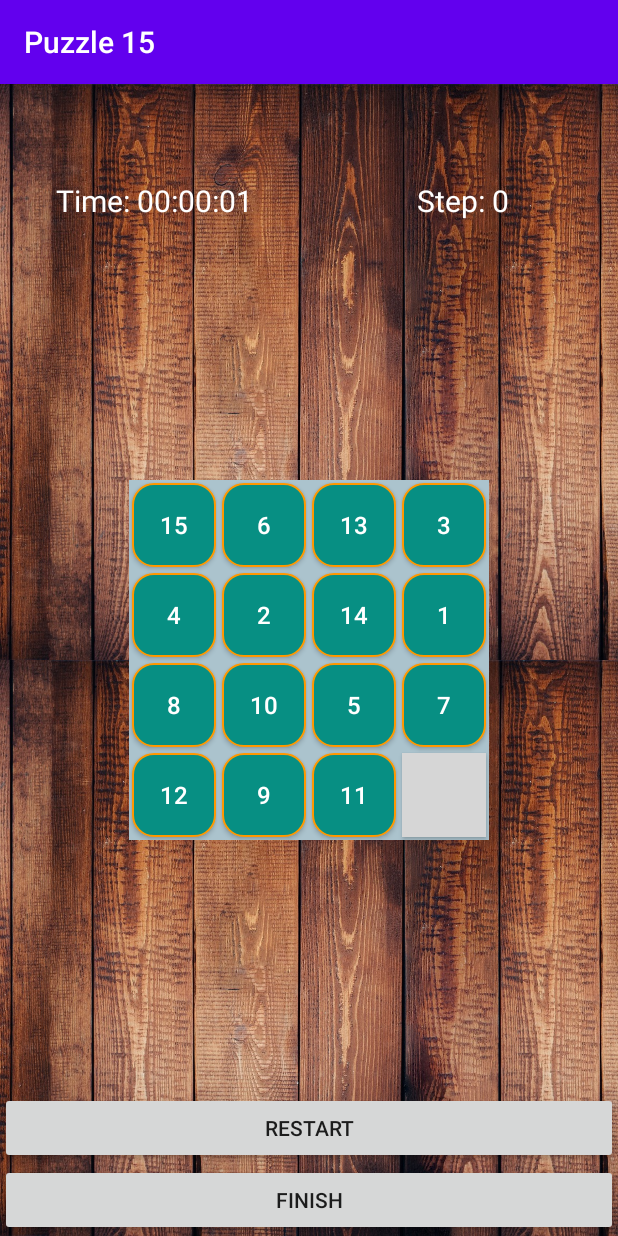
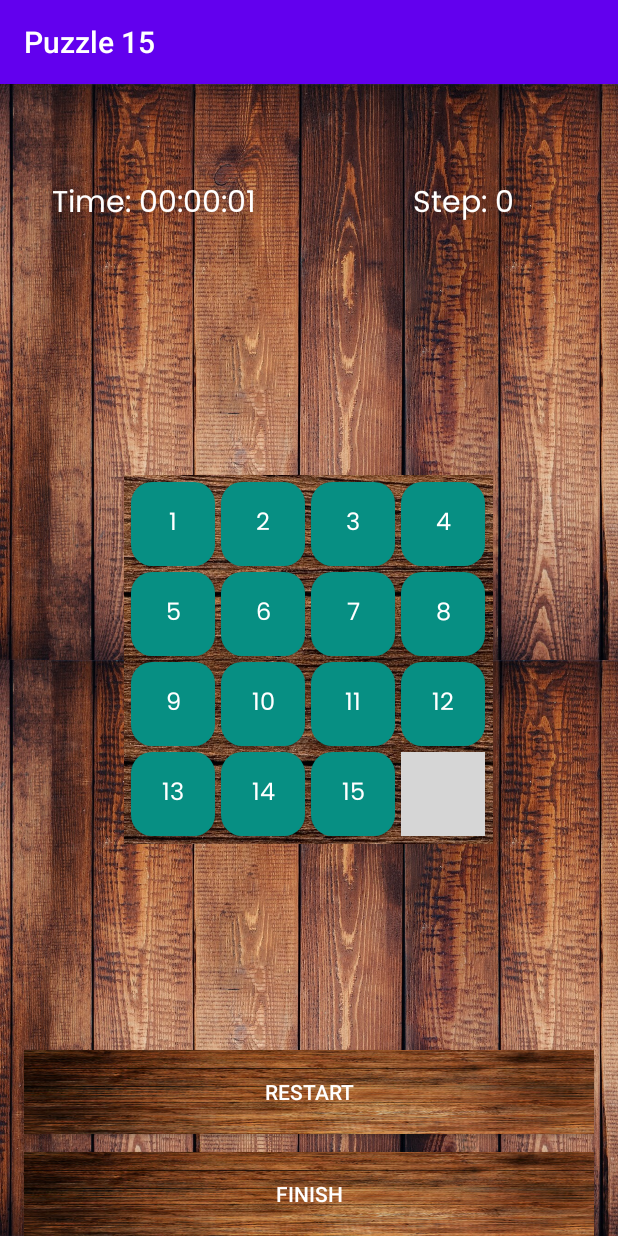
Before and after one commit to AbbosMamadaliyev/android_lesson_1, an Android app: the MainActivity screen opened directly, with no data from a screen before it, on a phone screen of 412 x 824 dp. Run offline under Robolectric (Android 15) with nearby library versions, the phone set to English and light mode, and no system bars; grey boxes are pictures that could not be loaded.

Commit message:
puzzle 15 game

```diff
--- a/app/src/main/AndroidManifest.xml
+++ b/app/src/main/AndroidManifest.xml
@@ -15,6 +15,7 @@
         tools:targetApi="31">
         <activity
             android:name=".ResultActivity"
+            android:label="@string/result_page"
             android:exported="false" />
         <activity
             android:name=".StartActivity"
--- a/app/src/main/java/com/example/android_lesson_1/MainActivity.java
+++ b/app/src/main/java/com/example/android_lesson_1/MainActivity.java
@@ -2,9 +2,11 @@ package com.example.android_lesson_1;
 
 import androidx.appcompat.app.AlertDialog;
 import androidx.appcompat.app.AppCompatActivity;
+import androidx.core.content.res.ResourcesCompat;
 
 import android.content.DialogInterface;
 import android.content.Intent;
+import android.graphics.Typeface;
 import android.os.Bundle;
 import android.view.View;
 import android.widget.Button;
@@ -94,6 +96,7 @@ public class MainActivity extends AppCompatActivity {
         for (int i = 0; i < 15; i++) {
             Button button = mButtons[i / 4][i % 4];
             button.setText(String.valueOf(numbers.get(i)));
+            button.setTypeface(ResourcesCompat.getFont(this, R.font.poppins_regular));
 
             button.setBackgroundResource(R.drawable.fill_button);
         }
@@ -115,6 +118,7 @@ public class MainActivity extends AppCompatActivity {
         30 31 32 33;      */
         for (int i = 0; i < 16; i++) {
             mButtons[i / 4][i % 4] = (Button) buttonGroup.getChildAt(i);
+
         }
     }
 
@@ -126,7 +130,7 @@ public class MainActivity extends AppCompatActivity {
             numbers.add(i);
         }
 
-        Collections.shuffle(numbers);
+//        Collections.shuffle(numbers);
     }
 
     public void buttonClick(View view) {
@@ -165,6 +169,7 @@ public class MainActivity extends AppCompatActivity {
 
     private void stepCount() {
         stepView.setText(String.valueOf(step));
+        stepView.setTypeface(ResourcesCompat.getFont(this, R.font.poppins_regular));
     }
 
     private void timeCount(int time) {
--- a/app/src/main/java/com/example/android_lesson_1/ResultActivity.java
+++ b/app/src/main/java/com/example/android_lesson_1/ResultActivity.java
@@ -7,6 +7,8 @@ import android.os.Bundle;
 import android.view.View;
 import android.widget.Button;
 import android.widget.TextView;
+
+import java.util.Objects;
 
 public class ResultActivity extends AppCompatActivity {
 
--- a/app/src/main/res/drawable/fill_button.xml
+++ b/app/src/main/res/drawable/fill_button.xml
@@ -2,6 +2,6 @@
 <shape xmlns:android="http://schemas.android.com/apk/res/android">
     <corners android:radius="14dp"/>
     <solid android:color="#078F83"/>
-    <stroke android:width="1dp" android:color="#FF9800"/>
+<!--    <stroke android:width="1dp" android:color="#FF9800"/>-->
 
 </shape>
--- /dev/null
+++ b/app/src/main/res/drawable/start_page_btn.xml
@@ -0,0 +1,6 @@
+<?xml version="1.0" encoding="utf-8"?>
+<shape xmlns:android="http://schemas.android.com/apk/res/android"
+    android:shape="ring">
+    <corners android:radius="20dp"  />
+
+</shape>
--- a/app/src/main/res/layout/puzzle15_example.xml
+++ b/app/src/main/res/layout/puzzle15_example.xml
@@ -7,22 +7,23 @@
 
 
     <LinearLayout
-        android:orientation="vertical"
         android:layout_width="match_parent"
-        android:layout_height="match_parent">
+        android:layout_height="match_parent"
+        android:orientation="vertical">
 
         <ImageView
             android:layout_width="match_parent"
-            android:src="@drawable/backgr"
+            android:layout_height="0dp"
             android:layout_weight="1"
             android:scaleType="centerCrop"
-            android:layout_height="0dp"/>
+            android:src="@drawable/backgr" />
+
         <ImageView
             android:layout_width="match_parent"
-            android:src="@drawable/backgr"
+            android:layout_height="0dp"
             android:layout_weight="1"
             android:scaleType="centerCrop"
-            android:layout_height="0dp"/>
+            android:src="@drawable/backgr" />
 
     </LinearLayout>
 
@@ -36,22 +37,24 @@
 
         <LinearLayout
             android:layout_width="0dp"
-            android:gravity="center"
             android:layout_height="wrap_content"
-            android:layout_weight="1">
+            android:layout_weight="1"
+            android:gravity="center">
 
             <TextView
                 android:layout_width="wrap_content"
                 android:layout_height="wrap_content"
                 android:text="Time: "
+                android:fontFamily="@font/poppins_regular"
                 android:textColor="#fff"
                 android:textSize="20sp" />
 
             <TextView
+                android:id="@+id/time_view"
+                android:fontFamily="@font/poppins_regular"
+                android:layout_width="wrap_content"
+                android:layout_height="wrap_content"
                 android:textColor="#fff"
-                android:layout_width="wrap_content"
-                android:id="@+id/time_view"
-                android:layout_height="wrap_content"
                 android:textSize="20sp"
                 tools:text="0" />
         </LinearLayout>
@@ -59,20 +62,21 @@
         <LinearLayout
             android:layout_width="0dp"
             android:layout_height="wrap_content"
-            android:gravity="center"
-            android:layout_weight="1">
+            android:layout_weight="1"
+            android:gravity="center">
 
             <TextView
                 android:layout_width="wrap_content"
                 android:layout_height="wrap_content"
+                android:fontFamily="@font/poppins_regular"
                 android:text="Step: "
                 android:textColor="#fff"
                 android:textSize="20sp" />
 
             <TextView
+                android:id="@+id/step_view"
                 android:layout_width="wrap_content"
                 android:layout_height="wrap_content"
-                android:id="@+id/step_view"
                 android:textColor="#fff"
                 android:textSize="20sp"
                 tools:text="0" />
@@ -82,15 +86,17 @@
 
     <RelativeLayout
         android:id="@+id/btn_group"
-        android:layout_width="wrap_content"
-        android:layout_height="wrap_content"
+        android:layout_width="246dp"
+        android:layout_height="246dp"
         android:layout_gravity="center"
-        android:background="#ABC3CD">
+        android:background="@drawable/game_pad_back"
+        android:gravity="center">
 
         <Button
             android:id="@+id/p1"
             android:layout_width="56dp"
             android:layout_height="56dp"
+            android:gravity="center"
             android:layout_alignParentStart="true"
             android:layout_alignParentTop="true"
             android:layout_margin="2dp"
@@ -105,6 +111,7 @@
             android:id="@+id/p2"
             android:layout_width="56dp"
             android:layout_height="56dp"
+            android:gravity="center"
             android:layout_alignParentTop="true"
             android:layout_margin="2dp"
             android:layout_toEndOf="@id/p1"
@@ -121,6 +128,7 @@
             android:layout_height="56dp"
             android:layout_alignParentTop="true"
             android:layout_margin="2dp"
+            android:gravity="center"
             android:layout_toEndOf="@id/p2"
             android:background="@drawable/fill_button"
             android:onClick="buttonClick"
@@ -137,6 +145,7 @@
             android:layout_margin="2dp"
             android:layout_toEndOf="@id/p3"
             android:background="@drawable/fill_button"
+            android:gravity="center"
             android:onClick="buttonClick"
             android:tag="0:3"
             android:textColor="#fff"
@@ -149,6 +158,7 @@
             android:layout_height="56dp"
             android:layout_below="@id/p1"
             android:layout_alignParentStart="true"
+            android:gravity="center"
             android:layout_margin="2dp"
             android:background="@drawable/fill_button"
             android:onClick="buttonClick"
@@ -162,6 +172,7 @@
             android:layout_width="56dp"
             android:layout_height="56dp"
             android:layout_below="@id/p2"
+            android:gravity="center"
             android:layout_margin="2dp"
             android:layout_toEndOf="@id/p5"
             android:background="@drawable/fill_button"
@@ -177,6 +188,7 @@
             android:layout_height="56dp"
             android:layout_below="@id/p3"
             android:layout_margin="2dp"
+            android:gravity="center"
             android:layout_toEndOf="@id/p6"
             android:background="@drawable/fill_button"
             android:onClick="buttonClick"
@@ -192,6 +204,7 @@
             android:layout_below="@id/p4"
             android:layout_margin="2dp"
             android:layout_toEndOf="@id/p7"
+            android:gravity="center"
             android:background="@drawable/fill_button"
             android:onClick="buttonClick"
             android:tag="1:3"
@@ -209,6 +222,7 @@
             android:background="@drawable/fill_button"
             android:onClick="buttonClick"
             android:tag="2:0"
+            android:gravity="center"
             android:textColor="#fff"
             android:textSize="16sp"
             tools:text="9" />
@@ -222,6 +236,7 @@
             android:layout_toEndOf="@id/p9"
             android:background="@drawable/fill_button"
             android:onClick="buttonClick"
+            android:gravity="center"
             android:tag="2:1"
             android:textColor="#fff"
             android:textSize="16sp"
@@ -231,6 +246,7 @@
             android:id="@+id/p11"
             android:layout_width="56dp"
             android:layout_height="56dp"
+            android:gravity="center"
             android:layout_below="@id/p7"
             android:layout_margin="2dp"
             android:layout_toEndOf="@id/p10"
@@ -244,6 +260,7 @@
         <Button
             android:id="@+id/p12"
             android:layout_width="56dp"
+            android:gravity="center"
             android:layout_height="56dp"
             android:layout_below="@id/p8"
             android:layout_margin="2dp"
@@ -264,6 +281,7 @@
             android:layout_margin="2dp"
             android:background="@drawable/fill_button"
             android:onClick="buttonClick"
+            android:gravity="center"
             android:tag="3:0"
             android:textColor="#fff"
             android:textSize="16sp"
@@ -280,6 +298,7 @@
             android:onClick="buttonClick"
             android:tag="3:1"
             android:textColor="#fff"
+            android:gravity="center"
             android:textSize="16sp"
             tools:text="14" />
 
@@ -292,6 +311,7 @@
             android:layout_toEndOf="@id/p14"
             android:background="@drawable/fill_button"
             android:onClick="buttonClick"
+            android:gravity="center"
             android:tag="3:2"
             android:textColor="#fff"
             android:textSize="16sp"
@@ -299,6 +319,7 @@
 
         <Button
             android:id="@+id/p16"
+            android:gravity="center"
             android:layout_width="56dp"
             android:layout_height="56dp"
             android:layout_below="@id/p12"
@@ -314,23 +335,31 @@
 
     <RelativeLayout
         android:layout_width="match_parent"
-        android:layout_gravity="bottom"
-        android:layout_height="wrap_content">
+        android:layout_height="wrap_content"
+        android:layout_gravity="bottom">
 
         <Button
-            android:text="Finish"
             android:id="@+id/finishBtn"
             android:layout_width="match_parent"
+            android:layout_height="56dp"
+            android:layout_alignParentStart="true"
             android:layout_alignParentBottom="true"
-            android:layout_alignParentStart="true"
-            android:layout_height="wrap_content"/>
+            android:layout_marginHorizontal="16dp"
+            android:background="@drawable/btn_back"
+            android:text="Finish"
+            android:textColor="@color/white" />
+
         <Button
-            android:text="Restart"
             android:id="@+id/restartBtn"
             android:layout_width="match_parent"
+            android:layout_height="56dp"
+            android:layout_marginVertical="12dp"
             android:layout_above="@id/finishBtn"
+            android:layout_marginHorizontal="16dp"
             android:layout_alignParentStart="true"
-            android:layout_height="wrap_content"/>
+            android:background="@drawable/btn_back"
+            android:text="Restart"
+            android:textColor="@color/white" />
     </RelativeLayout>
 
 
--- /dev/null
+++ b/app/src/main/res/values/font_family.xml
@@ -0,0 +1,2 @@
+<?xml version="1.0" encoding="utf-8"?>
+<resources></resources>
--- a/app/src/main/res/values/strings.xml
+++ b/app/src/main/res/values/strings.xml
@@ -2,4 +2,5 @@
     <string name="app_name">Telegram</string>
     <string name="profile_view">View profile</string>
     <string name="puzzle_game">Puzzle 15</string>
+    <string name="result_page">Your result</string>
 </resources>
```
Also changed, not shown: app/src/main/java/com/example/android_lesson_1/StartActivity.java (+13 -3 lines), app/src/main/res/font-v26/my_font.xml (added, +9 -0 lines), app/src/main/res/font-v26/my_font_reg.xml (added, +9 -0 lines), app/src/main/res/font/my_font.xml (added, +9 -0 lines), app/src/main/res/font/my_font_reg.xml (added, +9 -0 lines), app/src/main/res/layout/activity_result.xml (+30 -20 lines), app/src/main/res/layout/activity_start.xml (+22 -9 lines), app/src/main/res/drawable/btn_back.jpg (added), app/src/main/res/drawable/game_pad_back.jpg (added), app/src/main/res/drawable/start_back.jpg (added), app/src/main/res/font/poppins_black.ttf (added), app/src/main/res/font/poppins_regular.ttf (added).
